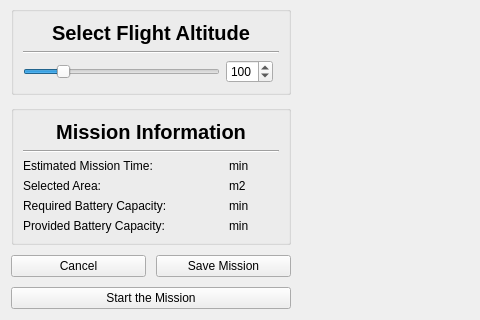
This is UI/Preflight2/pre2_design.ui in cmpe-DroneLab/GeoFly3D as Qt 5 draws it before an edit; both pictures show x 0 to 480 and y 448 to 768 of the 1024 by 768 pixel window. The edited form follows.
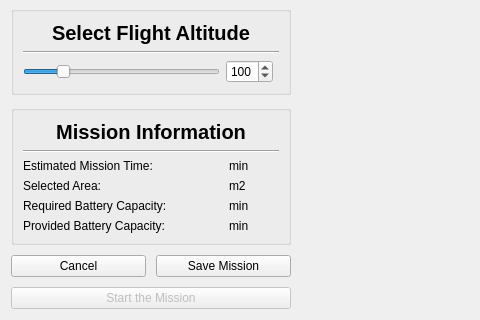
This is the edited form.

Commit message: Added controls to enable Start Mission button

```diff
--- a/UI/Preflight2/pre2_design.ui
+++ b/UI/Preflight2/pre2_design.ui
@@ -302,6 +302,9 @@
      </item>
      <item>
       <widget class="QPushButton" name="btn_start">
+       <property name="enabled">
+        <bool>false</bool>
+       </property>
        <property name="text">
         <string>Start the Mission</string>
        </property>
```
The commit also changes 2 other files.
